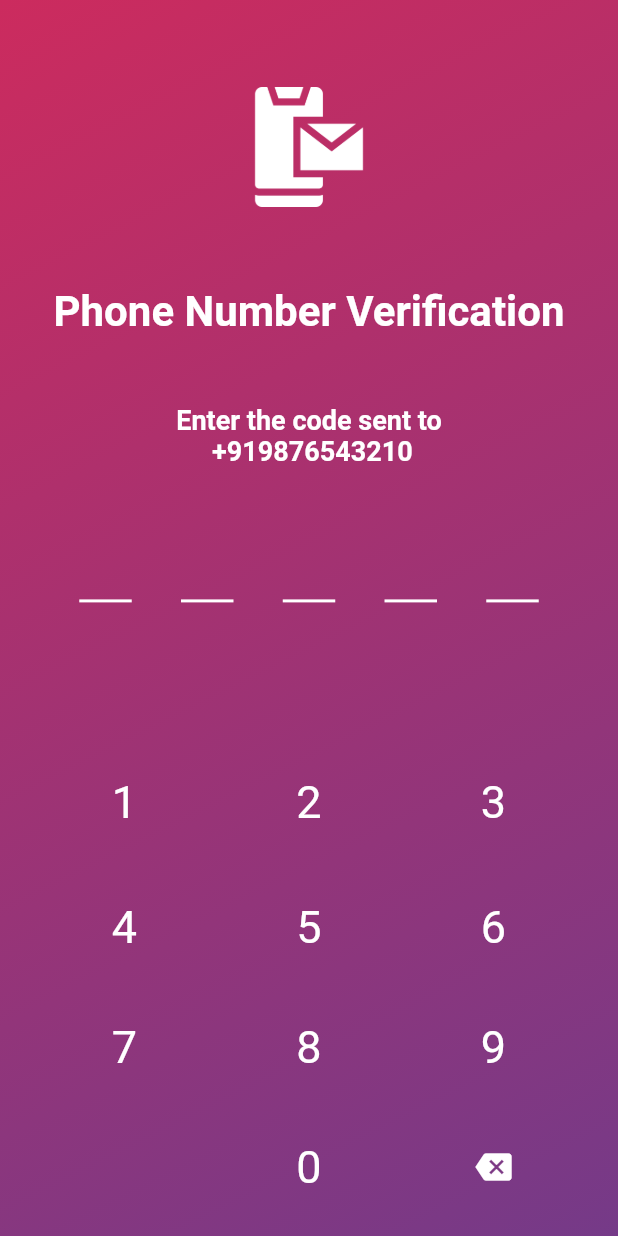
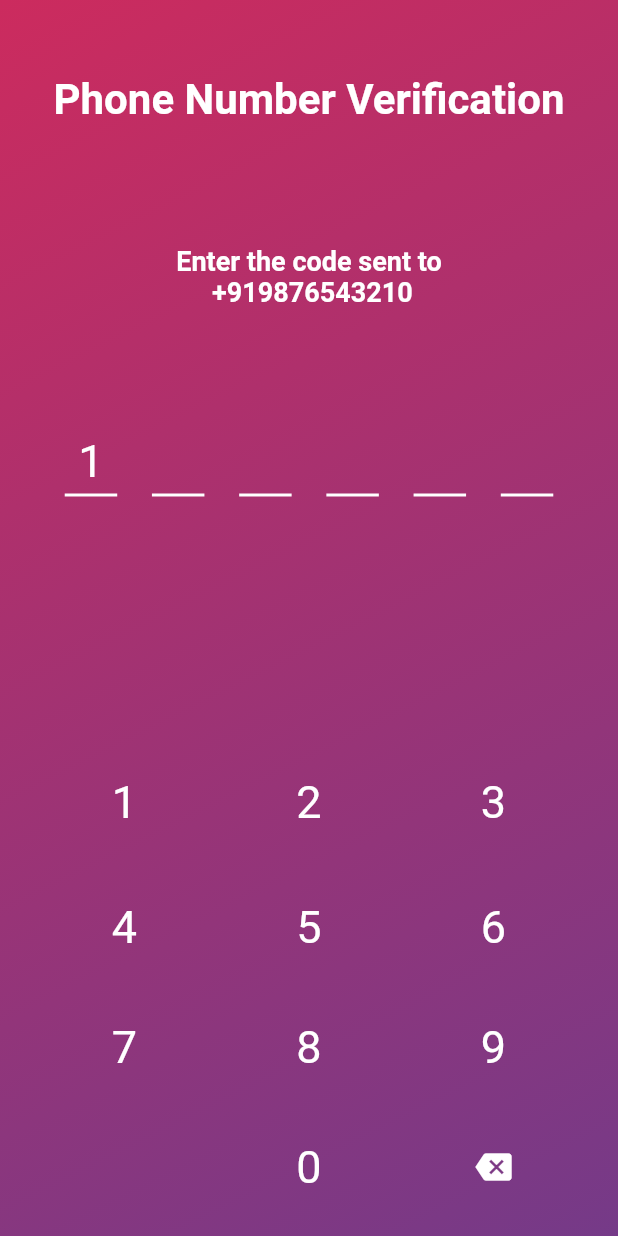
Before and after one commit to SoftServ-India/OtpScreenPlugin, a Flutter app: the screen it shows after launch, after a tap on an icon or button, on a phone screen of 412 x 824 dp. Run offline on Flutter 3.47's test engine with Material 2 defaults, Android fonts, the phone set to English and light mode, and no system bars; our stand-ins replace fluttertoast.

Commit message:
unsound null safety migration  - 9

```diff
--- a/lib/otp_screen.dart
+++ b/lib/otp_screen.dart
@@ -66,12 +66,16 @@ class _OtpScreenState extends State<OtpScreen>
     with SingleTickerProviderStateMixin {
   late Size  _screenSize;
   int ? _currentDigit;
-  List<int?> otpValues = [];
+  List<int?> otpValues = []
+  ;
+
   bool showLoadingButton = false;
 
   @override
   void initState() {
-    // otpValues = List<int>.filled(widget.otpLength, 0, growable: false);
+    // otpValues = List<int>.filled(widget.otpLength, null, growable: false);
+     otpValues = List<int?>.generate(widget.otpLength, (_) => null, growable: false);
+
     super.initState();
   }
 
@@ -134,8 +138,8 @@ class _OtpScreenState extends State<OtpScreen>
   /// Returns otp fields of length [widget.otpLength]
   List<Widget> getOtpTextWidgetList() {
     List<Widget> optList =[];
-    for (int i = 0; i < 5; i++) {
-      optList.add(_otpTextField(null));
+    for (int i = 0; i < widget.otpLength; i++) {
+      optList.add(_otpTextField(otpValues[i] ));
     }
     return optList;
   }
@@ -146,16 +150,16 @@ class _OtpScreenState extends State<OtpScreen>
       mainAxisSize: MainAxisSize.max,
       mainAxisAlignment: MainAxisAlignment.spaceBetween,
       children: <Widget>[
-        widget.icon != null
-            ? IconButton(
-          icon: widget.icon,
-          iconSize: 80,
-          onPressed: () {},
-        )
-            : Container(
-          width: 0,
-          height: 0,
-        ),
+        // widget.icon != null
+        //     ? IconButton(
+        //   icon: widget.icon,
+        //   iconSize: 80,
+        //   onPressed: () {},
+        // )
+        //     : Container(
+        //   width: 0,
+        //   height: 0,
+        // ),
         Padding(
           padding: EdgeInsets.symmetric(horizontal: 20),
           child: _getTitleText,
@@ -360,7 +364,7 @@ class _OtpScreenState extends State<OtpScreen>
   ///  validation after last number is entered
   void _setCurrentDigit(int i) async {
     setState(() {
-      _currentDigit = i;
+try{      _currentDigit = i;
 int currentField;
 for (currentField = 0; currentField < widget.otpLength; currentField++) {
   if (otpValues[currentField] == null) {
@@ -380,7 +384,13 @@ class _OtpScreenState extends State<OtpScreen>
       clearOtp();
     }
   });
+}}catch(e,r){
+
+
+  print(e);
+  print(r);
 }
+
     });
   }
 
```
Lines whose indentation alone changed are shown as unchanged.
